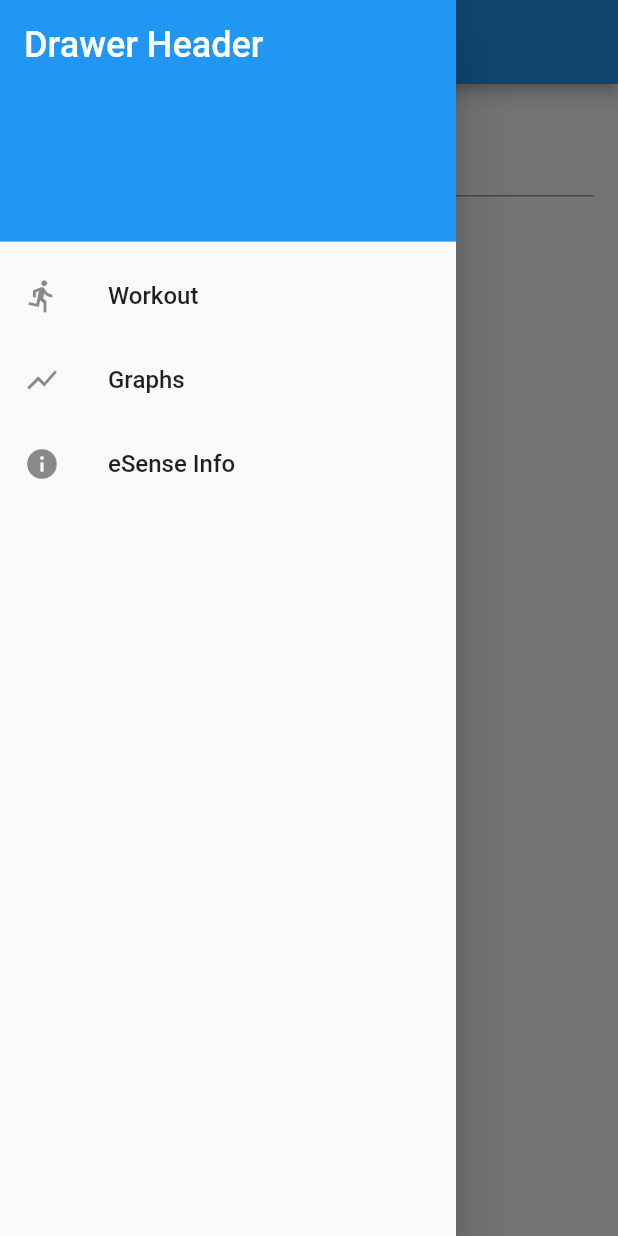
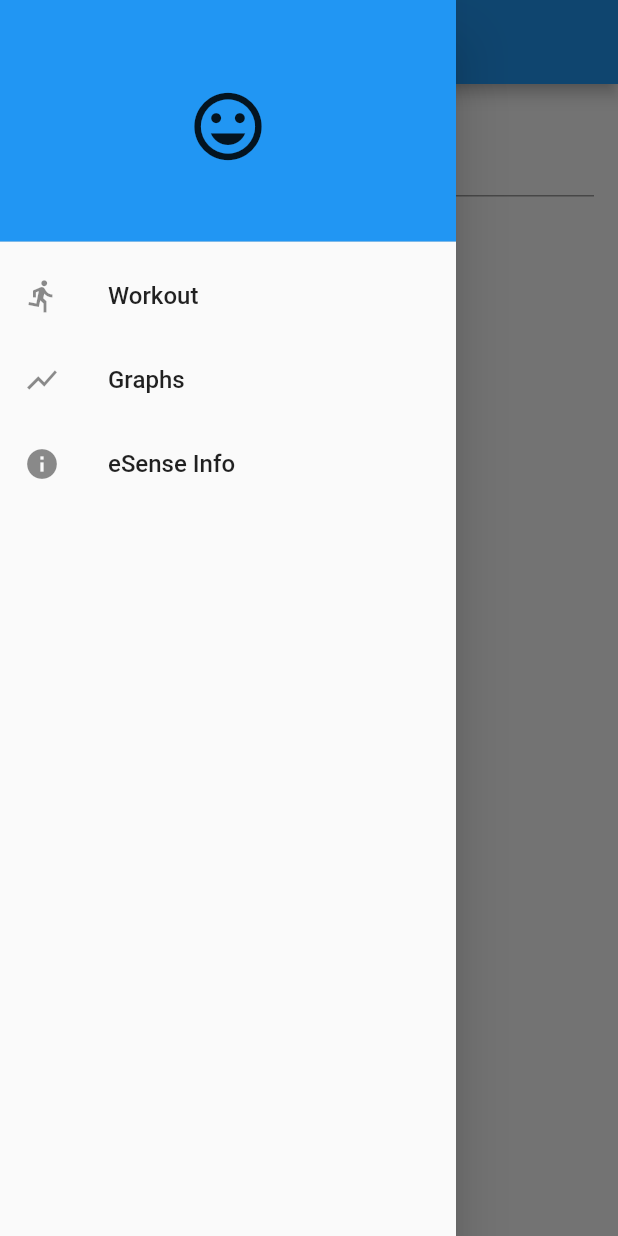
Before and after one commit to Aulig/mciot_wearable, a Flutter app: the screen it shows after launch, with the side drawer open, on a phone screen of 412 x 824 dp. Run offline on Flutter 3.47's test engine with Material 2 defaults, Android fonts, the phone set to English and light mode, and no system bars; our stand-ins replace audioplayers, charts_flutter, flutter_blue, location; missing offline and left inert: esense_flutter.

Commit message:
Some last minor changes and comments. Sorry for all the non-descriptive commit messages in this project but I didn't think anyone would look at it :P

```diff
--- a/lib/appbar_drawer.dart
+++ b/lib/appbar_drawer.dart
@@ -22,13 +22,7 @@ class AppbarDrawer extends StatelessWidget {
 							decoration: BoxDecoration(
 								color: Colors.blue,
 							),
-							child: Text(
-								'Drawer Header',
-								style: TextStyle(
-									color: Colors.white,
-									fontSize: 24,
-								),
-							),
+							child: new Icon(Icons.tag_faces, size: 54,),
 						),
 						ListTile(
 							title: Text("Workout",
@@ -68,5 +62,4 @@ class AppbarDrawer extends StatelessWidget {
 			),
 		);;
 	}
-
 }
```
